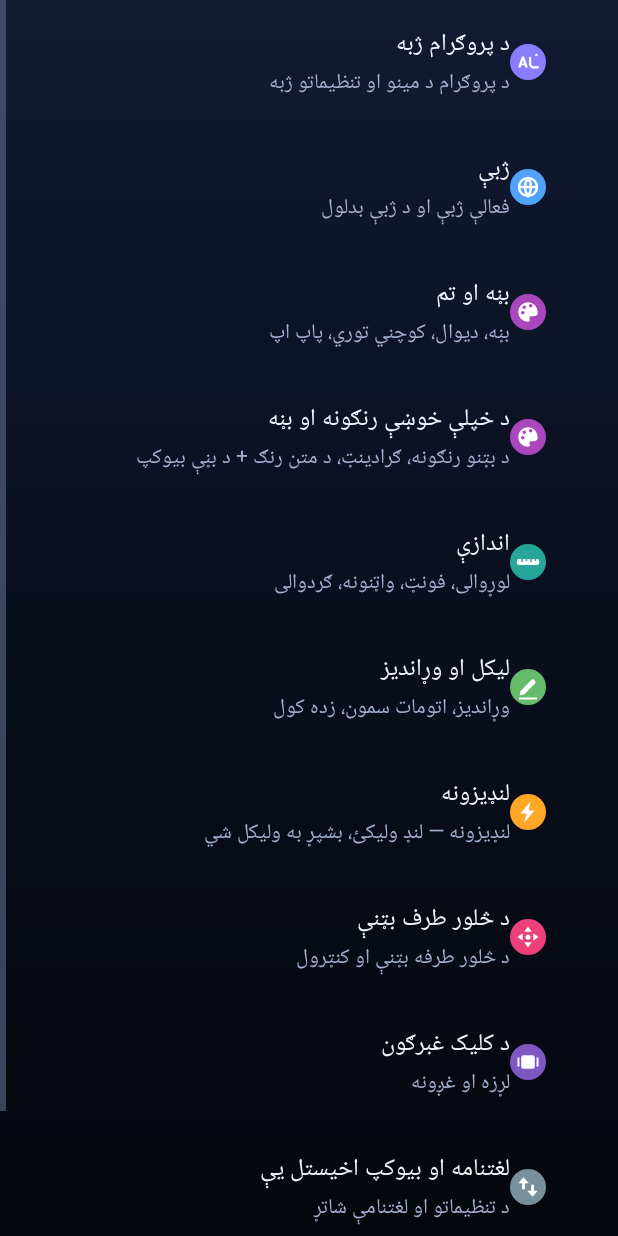
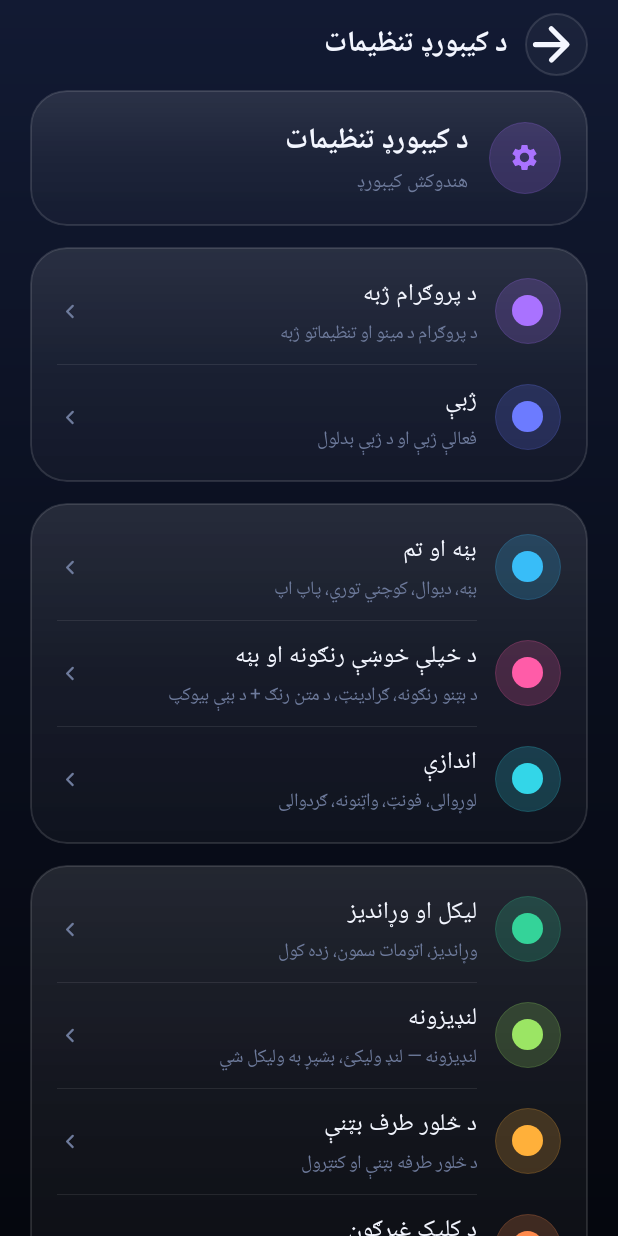
Before and after one commit to ElyasOmarcodes/My-first-App, an Android app: the SettingsActivity screen opened directly, with no data from a screen before it, on a phone screen of 412 x 824 dp. Run offline under Robolectric (Android 15) with nearby library versions, the phone set to English and light mode, and no system bars; our stand-ins replace androidx.preference.

Commit message:
Settings: hand-built index with a colour per area, and a real title bar
Two things were wrong with this screen. It had no title bar at all — the
theme is NoActionBar, so supportActionBar was null and every setTitle call on
it silently did nothing. And the index was a stock preference list, which can
render a title, a summary and a flat icon and nothing else, so settings
looked like system settings rather than like this app.

SettingsHome replaces that index. It is a plain fragment, built from Ui, with
the twelve areas grouped four ways — what language things are in, how the
keyboard looks, how it behaves, then data and the app itself. Each area
carries its own accent on a round badge, so the page is navigable by colour
before it is read, and the cards rise in sequence rather than appearing all
at once. A header card puts the thing being configured at the top instead of
opening straight into a list.

The activity now draws the app's own top bar, whose title follows navigation,
and distributes window insets per region: the bar clears the status bar while
whichever view sits lowest — the keyboard preview when it is showing, the
list otherwise — clears the navigation bar.

The sub-screens remain preference fragments. wireMain and its copy of the
language dialog are gone, since nothing could reach them once the index
stopped being a preference screen; the dialog lives on the activity so the
new home can call it.

Co-Authored-By: Claude Opus 5 <noreply@anthropic.com>
Claude-Session: https://claude.ai/code/session_01BPNu6pTSfhYEvxnEU7kfT7

```diff
--- a/app/src/main/java/com/elyas/multiling/SettingsActivity.kt
+++ b/app/src/main/java/com/elyas/multiling/SettingsActivity.kt
@@ -7,6 +7,7 @@ import android.content.SharedPreferences
 import android.os.Bundle
 import android.widget.FrameLayout
 import android.widget.LinearLayout
+import android.widget.TextView
 import android.widget.Toast
 import androidx.appcompat.app.AppCompatActivity
 import androidx.preference.Preference
@@ -14,8 +15,8 @@ import androidx.preference.PreferenceFragmentCompat
 import androidx.preference.PreferenceManager
 
 /**
- * Settings: a main screen with one entry per category; each entry opens its
- * own sub-screen. Appearance/size screens show a live keyboard preview that
+ * Settings. [SettingsHome] is the hand-built index; each entry opens its own
+ * preference sub-screen here. Appearance/size screens show a live keyboard preview that
  * updates as options change. The backup screen imports/exports everything.
  */
 class SettingsActivity : AppCompatActivity() {
@@ -27,6 +28,36 @@ class SettingsActivity : AppCompatActivity() {
 
     private lateinit var preview: KeyboardView
     private lateinit var previewHolder: FrameLayout
+    private lateinit var topBar: LinearLayout
+    private var bottomInset = 0
+
+    /** The navigation-bar gap belongs to whatever sits lowest on screen. */
+    private fun applyBottomInset() {
+        val previewShown = previewHolder.visibility == android.view.View.VISIBLE
+        previewHolder.setPadding(0, 0, 0, if (previewShown) bottomInset else 0)
+        val host = findViewById<FrameLayout>(R.id.settings_host)
+        host?.setPadding(0, 0, 0, if (previewShown) 0 else bottomInset)
+    }
+
+    /** Lets the hand-built home screen reuse the activity's dialog. */
+    fun showAppLanguagePicker() {
+        val codes = arrayOf(AppLocale.PS, AppLocale.FA, AppLocale.EN)
+        val labels = arrayOf(
+            getString(R.string.app_lang_ps),
+            getString(R.string.app_lang_fa),
+            getString(R.string.app_lang_en)
+        )
+        val current = codes.indexOf(AppLocale.current(this)).coerceAtLeast(0)
+        AlertDialog.Builder(this)
+            .setTitle(R.string.app_lang_title)
+            .setSingleChoiceItems(labels, current) { dlg, which ->
+                AppLocale.setLanguage(this, codes[which])
+                dlg.dismiss()
+                recreate()
+            }
+            .setNegativeButton(android.R.string.cancel, null)
+            .show()
+    }
 
     private val prefListener =
         SharedPreferences.OnSharedPreferenceChangeListener { _, _ -> refreshPreview() }
@@ -35,8 +66,21 @@ class SettingsActivity : AppCompatActivity() {
         super.onCreate(savedInstanceState)
         ThemePresets.bootstrap(this)
 
+        // The theme is NoActionBar, so supportActionBar is null and every
+        // setTitle call on it was a no-op — this screen had no title bar at
+        // all. It gets the app's own top bar instead.
+        val shell = android.widget.FrameLayout(this)
+        shell.setBackgroundResource(R.drawable.ds_bg_app)
+
         val root = LinearLayout(this)
         root.orientation = LinearLayout.VERTICAL
+
+        topBar = Ui.topBar(this, getString(R.string.settings_title)) {
+            onBackPressedDispatcher.onBackPressed()
+        }
+        root.addView(topBar, LinearLayout.LayoutParams(
+            LinearLayout.LayoutParams.MATCH_PARENT, Ui.dp(this, 60f)))
+
         val host = FrameLayout(this)
         host.id = R.id.settings_host
         root.addView(
@@ -54,16 +98,30 @@ class SettingsActivity : AppCompatActivity() {
                 LinearLayout.LayoutParams.WRAP_CONTENT
             )
         )
-        setContentView(root)
-        applyEdgePadding()
+        shell.addView(root, android.widget.FrameLayout.LayoutParams(
+            android.widget.FrameLayout.LayoutParams.MATCH_PARENT,
+            android.widget.FrameLayout.LayoutParams.MATCH_PARENT))
+        setContentView(shell)
+
+        // insets per region: the bar clears the status bar, the bottom-most
+        // visible thing clears the navigation bar
+        androidx.core.view.ViewCompat.setOnApplyWindowInsetsListener(shell) { _, insets ->
+            val sys = insets.getInsets(
+                androidx.core.view.WindowInsetsCompat.Type.systemBars())
+            topBar.setPadding(0, sys.top, 0, 0)
+            topBar.layoutParams.height = Ui.dp(this, 60f) + sys.top
+            topBar.requestLayout()
+            bottomInset = sys.bottom
+            applyBottomInset()
+            insets
+        }
 
         if (savedInstanceState == null) {
             supportFragmentManager
                 .beginTransaction()
-                .replace(R.id.settings_host, SettingsFragment.create("main"))
+                .replace(R.id.settings_host, SettingsHome())
                 .commit()
         }
-        supportActionBar?.setTitle(R.string.settings_title)
         supportFragmentManager.addOnBackStackChangedListener { updatePreviewVisibility() }
 
         // the keyboard's menu can deep-link straight to a settings page
@@ -92,8 +150,13 @@ class SettingsActivity : AppCompatActivity() {
             .replace(R.id.settings_host, SettingsFragment.create(screen))
             .addToBackStack(screen)
             .commit()
-        supportActionBar?.title = title
+        setBarTitle(title)
         updatePreviewVisibility(screen)
+    }
+
+    private fun setBarTitle(title: CharSequence) {
+        // the title is the second child of the bar, after the back button
+        (topBar.getChildAt(1) as? TextView)?.text = title
     }
 
     private fun currentScreen(): String {
@@ -106,8 +169,9 @@ class SettingsActivity : AppCompatActivity() {
         val show = screen == "look" || screen == "sizes" || screen == "colors" ||
             screen.startsWith("col_")
         previewHolder.visibility = if (show) android.view.View.VISIBLE else android.view.View.GONE
-        if (screen == "main") supportActionBar?.setTitle(R.string.settings_title)
-        if (screen == "colors") supportActionBar?.setTitle(R.string.pref_cat_colors)
+        if (screen == "main") setBarTitle(getString(R.string.settings_title))
+        if (screen == "colors") setBarTitle(getString(R.string.pref_cat_colors))
+        applyBottomInset()
         if (show) refreshPreview()
     }
 
@@ -181,60 +245,12 @@ class SettingsActivity : AppCompatActivity() {
                 else -> R.xml.prefs
             }
             setPreferencesFromResource(res, rootKey)
-            if (screen == "main") wireMain() else if (screen == "autotext") wireAutoText()
+            if (screen == "autotext") wireAutoText()
             if (screen == "look") wireLook()
             if (screen == "backup") wireBackup()
             if (screen == "colors") wireColors()
             if (screen == "col_keys") wireColorGroup("col_key", "col_key_grad_on")
             if (screen == "col_special") wireColorGroup("col_special", "col_special_grad_on")
-        }
-
-        private fun wireMain() {
-            val map = listOf(
-                "screen_langs" to "langs", "screen_look" to "look",
-                "screen_sizes" to "sizes", "screen_typing" to "typing",
-                "screen_autotext" to "autotext", "screen_control" to "control",
-                "screen_feedback" to "feedback", "screen_backup" to "backup"
-            )
-            for ((key, screen) in map) {
-                findPreference<Preference>(key)?.setOnPreferenceClickListener { pref ->
-                    (activity as? SettingsActivity)?.openScreen(screen, pref.title ?: "")
-                    true
-                }
-            }
-            findPreference<Preference>("screen_colors")?.setOnPreferenceClickListener { pref ->
-                (activity as? SettingsActivity)?.openScreen("colors", pref.title ?: "")
-                true
-            }
-            findPreference<Preference>("screen_about")?.setOnPreferenceClickListener {
-                startActivity(Intent(requireContext(), AboutActivity::class.java))
-                true
-            }
-            findPreference<Preference>("app_lang_pick")?.setOnPreferenceClickListener {
-                showAppLanguageDialog()
-                true
-            }
-        }
-
-        /** Pick the language of the app's own menus and settings. */
-        private fun showAppLanguageDialog() {
-            val ctx = requireContext()
-            val codes = arrayOf(AppLocale.PS, AppLocale.FA, AppLocale.EN)
-            val labels = arrayOf(
-                getString(R.string.app_lang_ps),
-                getString(R.string.app_lang_fa),
-                getString(R.string.app_lang_en)
-            )
-            val current = codes.indexOf(AppLocale.current(ctx)).coerceAtLeast(0)
-            AlertDialog.Builder(ctx)
-                .setTitle(R.string.app_lang_title)
-                .setSingleChoiceItems(labels, current) { dlg, which ->
-                    AppLocale.setLanguage(ctx, codes[which])
-                    dlg.dismiss()
-                    activity?.recreate()
-                }
-                .setNegativeButton(android.R.string.cancel, null)
-                .show()
         }
 
         private fun wireLook() {
--- /dev/null
+++ b/app/src/main/java/com/elyas/multiling/SettingsHome.kt
@@ -0,0 +1,165 @@
+package com.elyas.multiling
+
+import android.content.Context
+import android.graphics.Typeface
+import android.view.Gravity
+import android.view.LayoutInflater
+import android.view.View
+import android.view.ViewGroup
+import android.widget.LinearLayout
+import android.widget.ScrollView
+import android.widget.TextView
+import androidx.fragment.app.Fragment
+
+/**
+ * The settings landing page.
+ *
+ * Deliberately NOT a PreferenceFragmentCompat. The stock preference list can
+ * show a title, a summary and a flat icon, and nothing else — which is why
+ * this screen used to look like system settings rather than like this app.
+ * Built by hand instead, each area gets its own accent colour, so the page
+ * is navigable by colour before it is read.
+ *
+ * The sub-screens stay preference fragments; only this index is hand-built.
+ */
+class SettingsHome : Fragment() {
+
+    /** One row of the index: icon, accent, title, summary, and where it goes. */
+    private class Entry(
+        val icon: Int,
+        val accent: Int,
+        val title: Int,
+        val summary: Int,
+        val action: (SettingsHome) -> Unit
+    )
+
+    private fun entries(): List<List<Entry>> = listOf(
+        // ---- group 1: what language anything is in
+        listOf(
+            Entry(R.drawable.ic_cat_applang, R.color.c_violet,
+                R.string.app_lang_title, R.string.app_lang_sum) { it.pickAppLanguage() },
+            Entry(R.drawable.ic_cat_lang, R.color.c_indigo,
+                R.string.pref_cat_langs, R.string.screen_langs_sum) { it.open("langs", R.string.pref_cat_langs) }
+        ),
+        // ---- group 2: how it looks
+        listOf(
+            Entry(R.drawable.ic_cat_look, R.color.c_sky,
+                R.string.pref_cat_look, R.string.screen_look_sum) { it.open("look", R.string.pref_cat_look) },
+            Entry(R.drawable.ic_cat_look, R.color.c_pink,
+                R.string.pref_cat_colors, R.string.screen_colors_sum) { it.open("colors", R.string.pref_cat_colors) },
+            Entry(R.drawable.ic_cat_size, R.color.c_cyan,
+                R.string.pref_cat_sizes, R.string.screen_sizes_sum) { it.open("sizes", R.string.pref_cat_sizes) }
+        ),
+        // ---- group 3: how it behaves
+        listOf(
+            Entry(R.drawable.ic_cat_typing, R.color.c_mint,
+                R.string.pref_cat_typing, R.string.screen_typing_sum) { it.open("typing", R.string.pref_cat_typing) },
+            Entry(R.drawable.ic_cat_autotext, R.color.c_lime,
+                R.string.pref_cat_autotext, R.string.screen_autotext_sum) { it.open("autotext", R.string.pref_cat_autotext) },
+            Entry(R.drawable.ic_cat_control, R.color.c_amber,
+                R.string.pref_cat_control, R.string.screen_control_sum) { it.open("control", R.string.pref_cat_control) },
+            Entry(R.drawable.ic_cat_feedback, R.color.c_orange,
+                R.string.pref_cat_feedback, R.string.screen_feedback_sum) { it.open("feedback", R.string.pref_cat_feedback) }
+        ),
+        // ---- group 4: data and the app itself
+        listOf(
+            Entry(R.drawable.ic_cat_backup, R.color.c_teal,
+                R.string.pref_cat_dict, R.string.screen_backup_sum) { it.open("backup", R.string.pref_cat_dict) },
+            Entry(R.drawable.ic_key_info, R.color.c_rose,
+                R.string.about_title, R.string.screen_about_sum) { it.openAbout() }
+        )
+    )
+
+    override fun onCreateView(
+        inflater: LayoutInflater, container: ViewGroup?, savedInstanceState: android.os.Bundle?
+    ): View {
+        val c = requireContext()
+        val scroll = ScrollView(c)
+        scroll.isVerticalScrollBarEnabled = false
+        scroll.overScrollMode = View.OVER_SCROLL_NEVER
+        scroll.clipToPadding = false
+
+        val column = LinearLayout(c)
+        column.orientation = LinearLayout.VERTICAL
+        val g = c.resources.getDimensionPixelSize(R.dimen.gutter)
+        column.setPadding(g, 0, g, Ui.dp(c, 28f))
+        scroll.addView(column, ViewGroup.LayoutParams(
+            ViewGroup.LayoutParams.MATCH_PARENT, ViewGroup.LayoutParams.WRAP_CONTENT))
+
+        column.addView(heroCard(c))
+
+        val cards = ArrayList<View>()
+        for (group in entries()) {
+            val card = Ui.card(c)
+            for ((i, e) in group.withIndex()) {
+                if (i > 0) Ui.addDivider(card)
+                card.addView(
+                    Ui.row(c, e.icon, Ui.color(c, e.accent),
+                        getString(e.title), getString(e.summary)) { e.action(this) },
+                    LinearLayout.LayoutParams(
+                        LinearLayout.LayoutParams.MATCH_PARENT,
+                        LinearLayout.LayoutParams.WRAP_CONTENT)
+                )
+            }
+            Ui.addCard(column, card)
+            cards.add(card)
+        }
+
+        // staggered entrance, so the page assembles instead of appearing
+        for ((i, v) in cards.withIndex()) {
+            v.alpha = 0f
+            v.translationY = Ui.dp(c, 18f).toFloat()
+            v.animate().alpha(1f).translationY(0f)
+                .setStartDelay(40L + i * 55L).setDuration(340).start()
+        }
+        return scroll
+    }
+
+    /**
+     * Header card: the keyboard's own identity, so settings opens with the
+     * thing being configured rather than straight into a list.
+     */
+    private fun heroCard(c: Context): View {
+        val card = Ui.card(c)
+        card.setPadding(Ui.dp(c, 18f), Ui.dp(c, 18f), Ui.dp(c, 18f), Ui.dp(c, 18f))
+
+        val top = LinearLayout(c)
+        top.orientation = LinearLayout.HORIZONTAL
+        top.gravity = Gravity.CENTER_VERTICAL
+        top.addView(
+            Ui.badge(c, R.drawable.ic_key_settings, Ui.color(c, R.color.brand_2)),
+            LinearLayout.LayoutParams(Ui.dp(c, 48f), Ui.dp(c, 48f))
+                .also { it.marginEnd = Ui.dp(c, 14f) })
+
+        val texts = LinearLayout(c)
+        texts.orientation = LinearLayout.VERTICAL
+        val t = TextView(c)
+        t.text = getString(R.string.settings_title)
+        t.textSize = 19f
+        t.setTypeface(t.typeface, Typeface.BOLD)
+        t.setTextColor(Ui.color(c, R.color.text_primary))
+        texts.addView(t)
+        val s = TextView(c)
+        s.text = getString(R.string.app_name)
+        s.textSize = 13f
+        s.setTextColor(Ui.color(c, R.color.text_tertiary))
+        texts.addView(s)
+        top.addView(texts, LinearLayout.LayoutParams(
+            0, LinearLayout.LayoutParams.WRAP_CONTENT, 1f))
+        card.addView(top)
+        return card
+    }
+
+    // ------------------------------------------------------------ actions
+    private fun open(screen: String, titleRes: Int) {
+        (activity as? SettingsActivity)?.openScreen(screen, getString(titleRes))
+    }
+
+    private fun openAbout() {
+        startActivity(android.content.Intent(requireContext(), AboutActivity::class.java))
+    }
+
+    private fun pickAppLanguage() {
+        (activity as? SettingsActivity)?.showAppLanguagePicker()
+    }
+}
```
